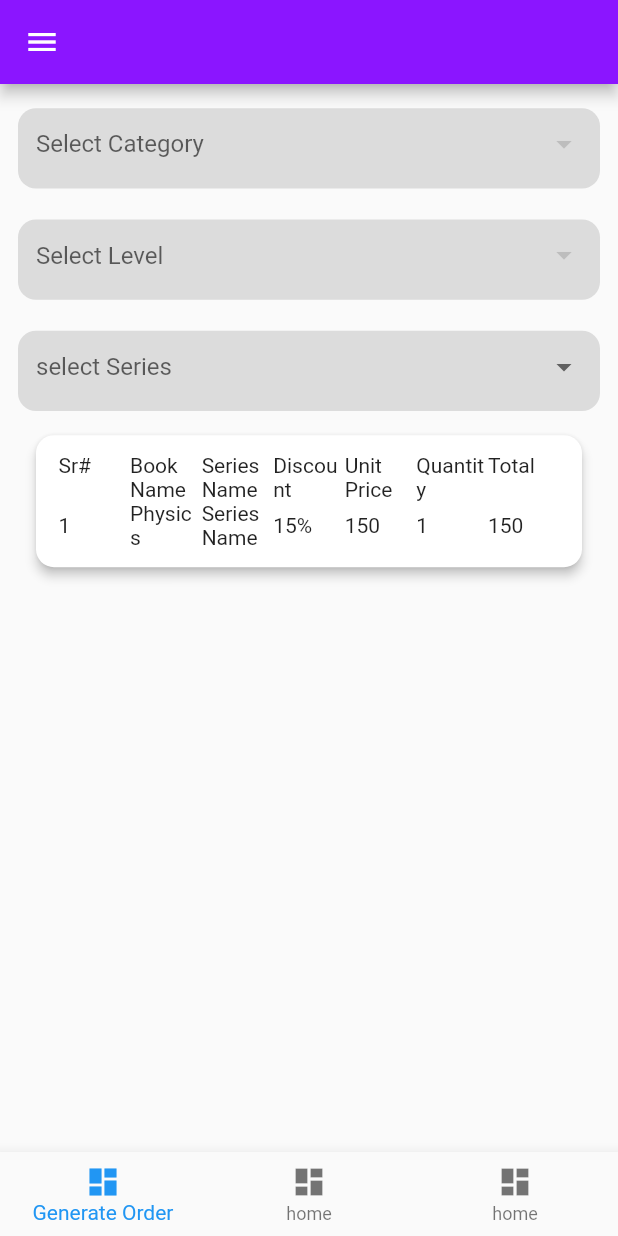
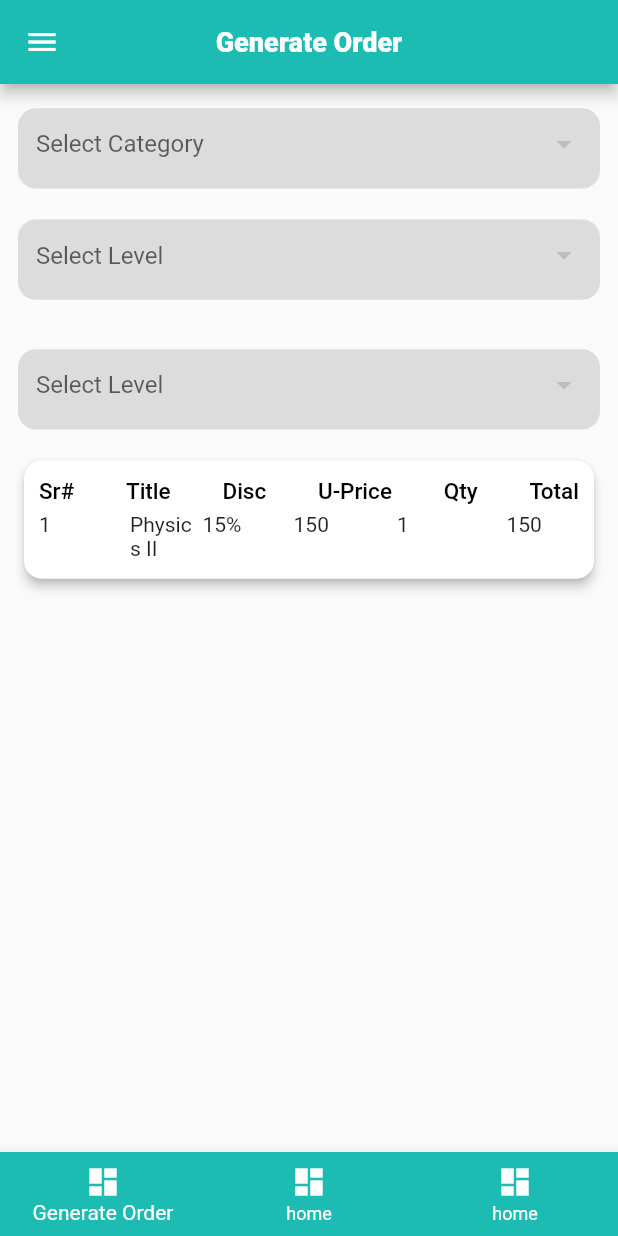
Before and after one commit to HamzaAmjad123/e_commerce, a Flutter app: the HomeScreen screen opened directly, on a phone screen of 412 x 824 dp. Run offline on Flutter 3.47's test engine with Material 2 defaults, Android fonts, the phone set to English and light mode, and no system bars; our stand-ins replace shared_preferences; accounts and stored records are empty; network calls fail.

Commit message:
working on design

```diff
--- a/lib/configs/color.dart
+++ b/lib/configs/color.dart
@@ -3,7 +3,7 @@
 import 'package:flutter/cupertino.dart';
 import 'package:flutter/material.dart';
 
-const Color bgColor=Color(0xFF8b15ff);
+const Color bgColor=Color(0xFF1cbcb3);
 const Color blackColor=Colors.black;
 const Color whiteColor=Colors.white;
 const Color lightBlackColor=Colors.black12;
--- /dev/null
+++ b/lib/helper_widgets/items_widget.dart
@@ -0,0 +1,19 @@
+import 'package:e_commerce/configs/color.dart';
+import 'package:flutter/material.dart';
+
+class ItemsWidget extends StatelessWidget {
+  final String? itemText;
+   ItemsWidget({this.itemText=""});
+
+  @override
+  Widget build(BuildContext context) {
+    return Column(
+      mainAxisAlignment: MainAxisAlignment.start,
+      crossAxisAlignment: CrossAxisAlignment.start,
+      children: [
+        Text(itemText!,style: TextStyle(color: blackColor,fontSize: 15.0,fontWeight: FontWeight.w500),),
+        SizedBox(width: MediaQuery.of(context).size.width * 0.05,),
+      ],
+    );
+  }
+}
--- a/lib/model/series_model.dart
+++ b/lib/model/series_model.dart
@@ -28,28 +28,28 @@ class Series {
   int? seriesId;
   String? name;
   int? tenantId;
-  Null? createdBy;
+  // Null? createdBy;
   String? createdDate;
-  Null? updatedBy;
-  Null? updatedDate;
+  // Null? updatedBy;
+  // Null? updatedDate;
 
   Series(
       {this.seriesId,
         this.name,
         this.tenantId,
-        this.createdBy,
+        // this.createdBy,
         this.createdDate,
-        this.updatedBy,
-        this.updatedDate});
+       /* this.updatedBy,
+        this.updatedDate*/});
 
   Series.fromJson(Map<String, dynamic> json) {
     seriesId = json['seriesId'];
     name = json['name'];
     tenantId = json['tenantId'];
-    createdBy = json['createdBy'];
+    // createdBy = json['createdBy'];
     createdDate = json['createdDate'];
-    updatedBy = json['updatedBy'];
-    updatedDate = json['updatedDate'];
+    // updatedBy = json['updatedBy'];
+    // updatedDate = json['updatedDate'];
   }
 
   Map<String, dynamic> toJson() {
@@ -57,10 +57,10 @@ class Series {
     data['seriesId'] = this.seriesId;
     data['name'] = this.name;
     data['tenantId'] = this.tenantId;
-    data['createdBy'] = this.createdBy;
+    // data['createdBy'] = this.createdBy;
     data['createdDate'] = this.createdDate;
-    data['updatedBy'] = this.updatedBy;
-    data['updatedDate'] = this.updatedDate;
+    // data['updatedBy'] = this.updatedBy;
+    // data['updatedDate'] = this.updatedDate;
     return data;
   }
 }
--- a/lib/provider/series_provider.dart
+++ b/lib/provider/series_provider.dart
@@ -1,14 +1,12 @@
-
-
-import 'package:flutter/cupertino.dart';
+import 'package:flutter/material.dart';
 
 import '../model/series_model.dart';
 
+
 class SeriesProvider extends ChangeNotifier{
-  List<Series>? series=[];
+  List<Series>? mySeries=[];
   updateSeries({List<Series>? newSeries}){
-    series=newSeries!;
-    print("Length of series ${series!.length}");
+    mySeries=newSeries;
+    notifyListeners();
   }
-
 }
--- a/lib/screens/drawer_screen.dart
+++ b/lib/screens/drawer_screen.dart
@@ -21,7 +21,7 @@ class _CustomDrawerState extends State<CustomDrawer> {
         children: [
           DrawerItemCard(
 
-          )
+          ),
         ],
       ),
     );
--- a/lib/screens/generate_order_widget.dart
+++ b/lib/screens/generate_order_widget.dart
@@ -1,4 +1,7 @@
 
+import 'package:e_commerce/helper_widgets/custom_button.dart';
+import 'package:e_commerce/helper_widgets/items_widget.dart';
+import 'package:e_commerce/provider/series_provider.dart';
 import 'package:flutter/material.dart';
 import 'package:provider/provider.dart';
 
@@ -32,8 +35,13 @@ class _GenerateOrderWidgetState extends State<GenerateOrderWidget> {
     });
   }
 
-  String selectSeries="select Series";
-  List<String> seriesList=["Series1","Series2","Series3"];
+  int? selectSeries;
+  @override
+  void updateSeries(int value){
+    setState(() {
+      selectSeries = value;
+    });
+  }
 
 
   @override
@@ -116,13 +124,13 @@ class _GenerateOrderWidgetState extends State<GenerateOrderWidget> {
             ),
           );
         }),
-
-        Container(
-          margin: EdgeInsets.symmetric(vertical: height*.005),
+        Consumer<SeriesProvider>(builder: (context,series,_){
+          return Container(
+            margin: EdgeInsets.symmetric(vertical: height*.020),
             height: height*.065,
             padding: EdgeInsets.symmetric(horizontal: 12.0),
             decoration: BoxDecoration(
-              color: lightBlackColor,
+                color:lightBlackColor,
                 // border: Border.all(
                 //   color: Colors.black,
                 // ),
@@ -131,67 +139,92 @@ class _GenerateOrderWidgetState extends State<GenerateOrderWidget> {
             child: DropdownButton(
               isExpanded: true,
               underline: SizedBox(),
-              hint: Text(selectSeries),
-              items: seriesList.map((item){
+              hint: Text("Select Level"),
+              value:selectSeries,
+              onChanged: (int? newValue) {
+
+                if(updateSeries != null){
+                  updateSeries(newValue!);
+                  setState(() {
+
+                  });
+                }
+                print("Selected Category $selectedCat");
+              },
+              items: series.mySeries!.map((item){
                 return DropdownMenuItem(
-                  value: item,
-                  child: Text(item),
+                  value: item.seriesId,
+                  child: Text(item.name!),
                 );
-              }).toList(), onChanged: (String? value){
-            selectSeries=value!;
-            setState((){});
+              }).toList(),
+            ),
+          );
         }),
-        ),
+
         Card(
-          shape: RoundedRectangleBorder(
-            borderRadius: BorderRadius.circular(12.0),
-          ),
+          shape: RoundedRectangleBorder(borderRadius: BorderRadius.circular(12.0)),
           elevation: 3.0,
-          margin: EdgeInsets.symmetric(horizontal: 12.0,vertical: 12.0),
           child: Container(
-            padding: EdgeInsets.symmetric(horizontal: 15.0,vertical: 12.0),
+            padding: EdgeInsets.symmetric(horizontal: 10.0,vertical: 12.0),
             width: double.infinity,
             child: Column(
               mainAxisAlignment: MainAxisAlignment.start,
               crossAxisAlignment: CrossAxisAlignment.start,
 
               children: [
-                // Text("Sr#"),
-                // Text("1"),
-                // Text("Book Name"),
-                // Text("Consenten"),
-                // Text("Series Name"),
-                // Text("Ilmi Book Series"),
-                // Text("Discount"),
-                // Text("15%"),
-                // Text("Unit Price"),
-                // Text("${"150"}"),
-                // Text("Quantity"),
-                // Text("1"),
-                // Text("Total"),
-                // Text("150")
+
                 Row(
-                    mainAxisAlignment: MainAxisAlignment.start,
+                    mainAxisAlignment: MainAxisAlignment.spaceBetween,
                     crossAxisAlignment: CrossAxisAlignment.start,
                   children: [
-                    Expanded(child: Text("Sr#")),
-                    Expanded(child: Text("Book Name")),
-                    Expanded(child: Text("Series Name")),
-                    Expanded(child: Text("Discount")),
-                    Expanded(child: Text("Unit Price")),
-                    Expanded(child: Text("Quantity")),
-                    Expanded(child: Text("Total")),
+                    // Text("Sr#"),
+                    // SizedBox(width: MediaQuery.of(context).size.width * 0.05,),
+                    // Text("Title"),
+                    // SizedBox(width: 10.0,),
+                    // Text("Disc"),
+                    // SizedBox(width: 10.0,),
+                    // Text("U-Price"),
+                    // SizedBox(width: 10.0,),
+                    // Text("Qty"),
+                    // SizedBox(width: 10.0,),
+                    // Text("Total"),
+                    ItemsWidget(
+                      itemText:"Sr#" ,
+                    ),
+                    ItemsWidget(
+                      itemText:"Title" ,
+                    ),
+                    ItemsWidget(
+                      itemText:"Disc" ,
+                    ),
+                    ItemsWidget(
+                      itemText:"U-Price" ,
+                    ),
+                    ItemsWidget(
+                      itemText:"Qty" ,
+                    ),
+                    ItemsWidget(
+                      itemText: "Total",
+                    ),
                   ],
                   ),
+                SizedBox(height: 5.0,),
                 Row(
+                  mainAxisAlignment: MainAxisAlignment.spaceBetween,
+                  crossAxisAlignment: CrossAxisAlignment.start,
                   children: [
                     Expanded(child: Text("1")),
-                    Expanded(child: Text("Physics")),
-                    Expanded(child: Text("Series Name")),
+                    SizedBox(width: MediaQuery.of(context).size.width * 0.03,),
+                    Expanded(child: Text("Physics II")),
+                    SizedBox(width: MediaQuery.of(context).size.width * 0.00,),
                     Expanded(child: Text("15%")),
+                    SizedBox(width: MediaQuery.of(context).size.width * 0.03,),
                     Expanded(child: Text("150")),
+                    SizedBox(width: MediaQuery.of(context).size.width * 0.05,),
                     Expanded(child: Text("1")),
+                    SizedBox(width: MediaQuery.of(context).size.width * 0.06,),
                     Expanded(child: Text("150")),
+
                   ],
                 )
 
--- a/lib/screens/home_screen.dart
+++ b/lib/screens/home_screen.dart
@@ -7,6 +7,7 @@ import 'package:e_commerce/screens/drawer_screen.dart';
 import 'package:e_commerce/screens/generate_order_widget.dart';
 import 'package:e_commerce/service/categories_service.dart';
 import 'package:e_commerce/service/level_services.dart';
+import 'package:e_commerce/service/series_services.dart';
 import 'package:flutter/cupertino.dart';
 import 'package:flutter/material.dart';
 import 'package:provider/provider.dart';
@@ -23,8 +24,9 @@ class _HomeScreenState extends State<HomeScreen> {
 
   _getServices()async{
     CustomLoader.showLoader(context: context);
-   await CategoriesService().getCategory(context: context, tenatId: widget.tenatId,skip: 0,take: 1000);
+    await CategoriesService().getCategory(context: context,tenantId: 1,skip: 0,take: 1000);
    await LevelService().getLevel(context: context);
+   await SeriesServices().getSeries(context: context, tenantid: widget.tenatId, skip: 0, take: 1000);
     CustomLoader.hideLoader(context);
   }
   @override
@@ -56,18 +58,27 @@ class _HomeScreenState extends State<HomeScreen> {
         leading: Builder(builder: (context)=>IconButton(onPressed: (){
           Scaffold.of(context).openDrawer();
 
-        }, icon: Icon(Icons.menu))),
+        },
+            icon: Icon(Icons.menu))),
         backgroundColor: bgColor,
 
+        title: Text("Generate Order",style: barStyle,),
+        centerTitle: true,
       ),
       bottomNavigationBar: BottomNavigationBar(
         items: [
-          BottomNavigationBarItem(icon: Icon(Icons.dashboard),label: "Generate Order"),
+          BottomNavigationBarItem(icon: Icon(Icons.dashboard,color: whiteColor,),label: "Generate Order",),
           BottomNavigationBarItem(icon: Icon(Icons.dashboard),label: "home"),
           BottomNavigationBarItem(icon: Icon(Icons.dashboard),label: "home"),
         ],
         onTap: onitemtapped,
         currentIndex: _selectedIndex!,
+        backgroundColor: bgColor,
+        selectedLabelStyle: TextStyle(color: whiteColor),
+        selectedItemColor: whiteColor,
+        unselectedItemColor: whiteColor,
+
+
       ),
      body: Padding(
        padding: const EdgeInsets.symmetric(horizontal: 12.0,vertical: 12.0),
--- a/lib/service/series_services.dart
+++ b/lib/service/series_services.dart
@@ -10,7 +10,7 @@ import 'package:provider/provider.dart';
 class SeriesServices{
   Future getSeries({required BuildContext context,required int tenantid,required int skip,required int take})async{
     try{
-      Map? _body={"tenantid":tenantid,"skip":skip,"take":take};
+      Map _body={"tenantId":tenantid,"skip":skip,"take":take};
       var  res= await PostRequestService().httpPostRequest(url: getSereiesUrl, body: _body, context: context);
       if(res!=null){
         SeriesModel seriesModel=SeriesModel.fromJson(res);
```
Also changed, not shown: lib/helper_services/custom_post_request_service.dart (+13 -1 lines), lib/screens/login_screen.dart (+9 -6 lines), lib/service/categories_service.dart (+18 -12 lines). Lines whose indentation alone changed are shown as unchanged.
